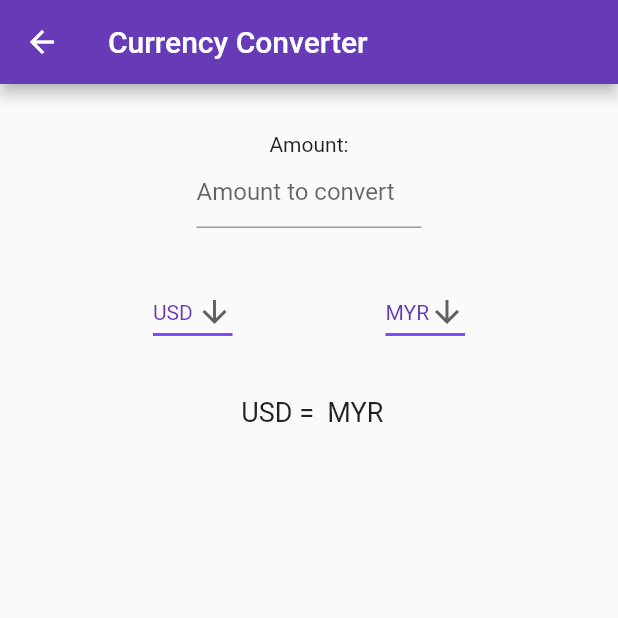
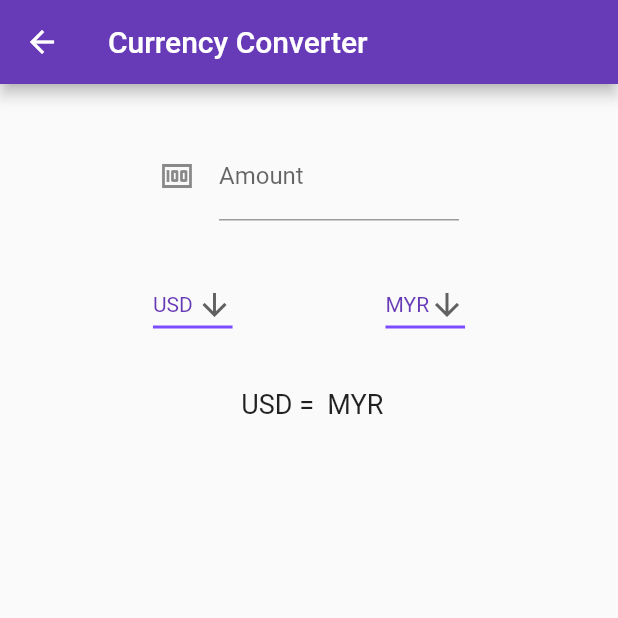
Before and after one commit to firdausly/CalculationModuleFlutter, a Flutter app: the MainCalculationPage screen opened directly, after a tap on the "euro symbol" icon, on a phone screen of 412 x 824 dp, the top half of it. Run offline on Flutter 3.47's test engine with Material 2 defaults, Android fonts, the phone set to English and light mode, and no system bars; network calls fail; Roboto replaces fonts that are missing (Georgia).

Commit message:
added icon to amount input

```diff
--- a/lib/Calculation/CurrencyConverter.dart
+++ b/lib/Calculation/CurrencyConverter.dart
@@ -90,9 +90,9 @@ class _CurrencyConverterState extends State {
                     Padding(
                         padding: const EdgeInsets.symmetric(vertical: 16.0)),
 
-                    Text('Amount:'),
+
                     Container(
-                      width:150,
+                      width:200,
                       child: TextFormField(
                         keyboardType: TextInputType.number,
                         controller: amountController,
@@ -101,10 +101,12 @@ class _CurrencyConverterState extends State {
                         },
                         decoration: const InputDecoration(
                           hintText: 'Amount to convert',
+                          labelText: 'Amount',
+                          icon: Icon(Icons.money),
                         ),
                         validator: (value) {
                           if (value.isEmpty) {
-                            return 'Please enter total investment';
+                            return 'Please enter Amount';
                           }
                           return null;
                         },
```
